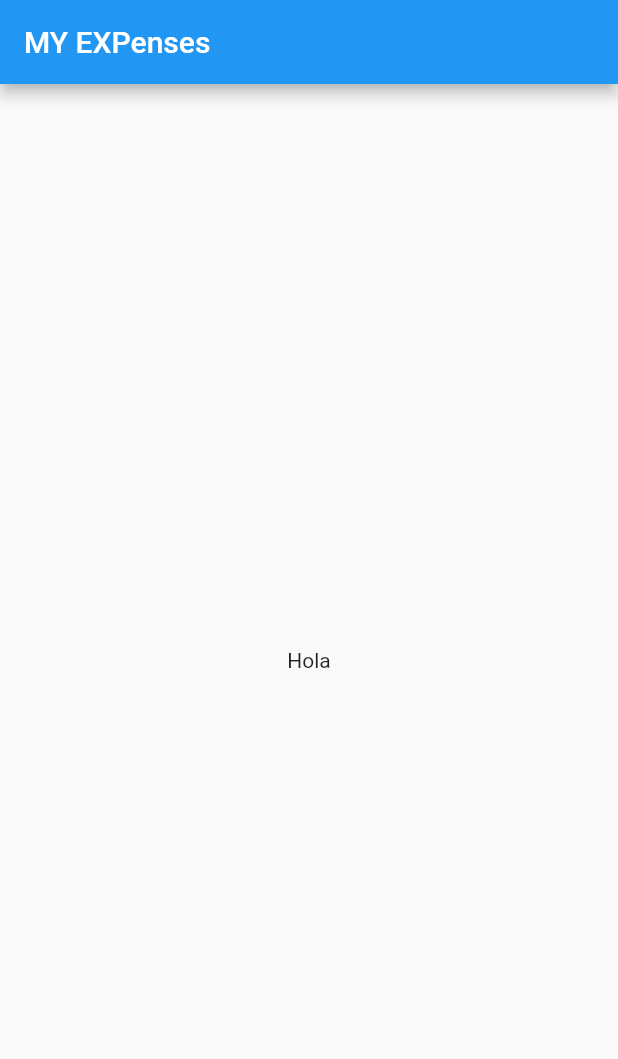
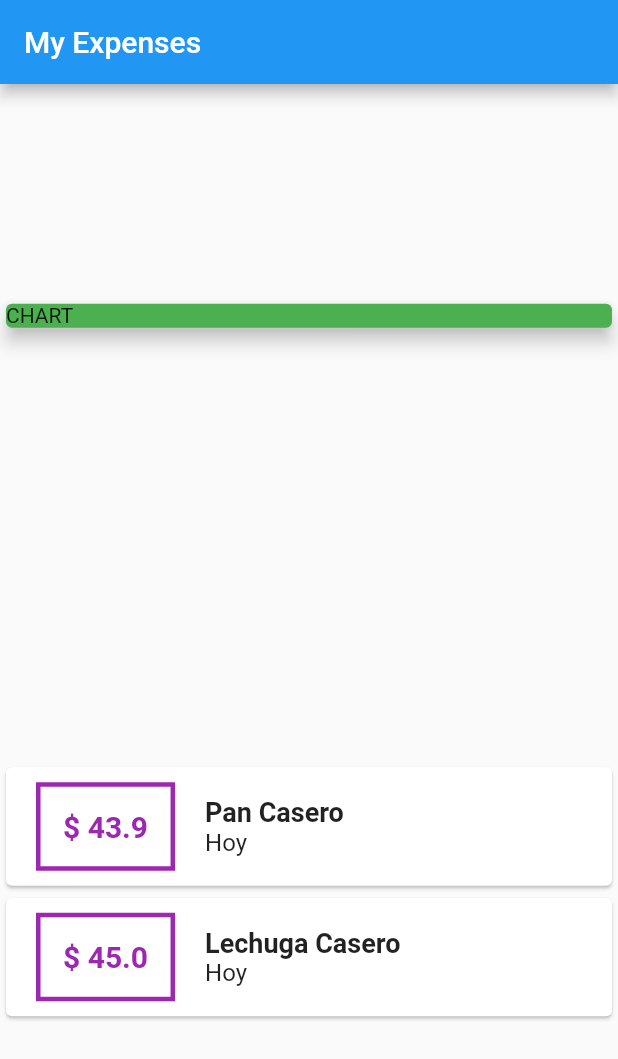
Before and after one commit to nachokhan/my_expenses, a Flutter app: the screen it shows after launch, on a phone screen of 412 x 824 dp. Shown: the top 1059 px of the screen. Run offline on Flutter 3.47's test engine with Material 2 defaults, Android fonts, the phone set to English and light mode, and no system bars.

Commit message:
Added Class WTransaction to show a transaction

```diff
--- a/lib/main.dart
+++ b/lib/main.dart
@@ -1,4 +1,6 @@
 import 'package:flutter/material.dart';
+import './wtransaction.dart';
+import './transaction.dart';
 
 void main() => runApp(MyApp());
 
@@ -12,21 +14,58 @@ class MyApp extends StatelessWidget {
   }
 }
 
-class MyHomePage extends StatefulWidget {
-  @override
-  _MyHomePageState createState() => _MyHomePageState();
-}
+class MyHomePage extends StatelessWidget {
+  final List<Transaction> transactions = [
+    Transaction(
+      amount: 43.90,
+      date: DateTime.now(),
+      id: "1",
+      title: "Pan Casero",
+    ),
+    Transaction(
+      amount: 45,
+      date: DateTime.now(),
+      id: "2",
+      title: "Lechuga Casero",
+    )
+  ];
 
-class _MyHomePageState extends State<MyHomePage> {
   @override
   Widget build(BuildContext context) {
     return Scaffold(
       appBar: AppBar(
-        title: Text("MY EXPenses"),
+        title: Text("My Expenses"),
       ),
-      body: Center(
-        child: Text("Hola"),
+      body: Column(
+        mainAxisAlignment: MainAxisAlignment.spaceAround,
+        crossAxisAlignment: CrossAxisAlignment.center,
+        children: <Widget>[
+          Container(
+            width: double.infinity,
+            child: Card(
+              color: Colors.green,
+              child: Text("CHART"),
+              elevation: 5,
+            ),
+          ),
+          Column(
+            children: <Widget>[
+              ...getTransactions(),
+            ],
+          ),
+        ],
       ),
     );
   }
+
+  getTransactions() {
+    var list = transactions.map((tx) {
+      return WTransaction(
+        amount: tx.amount.toString(),
+        date: "Hoy",
+        title: tx.title,
+      );
+    }).toList();
+    return list;
+  }
 }
--- /dev/null
+++ b/lib/wtransaction.dart
@@ -0,0 +1,89 @@
+import 'package:flutter/material.dart';
+
+class WTransaction extends StatelessWidget {
+  final String title;
+  final String amount;
+  final String date;
+
+  WTransaction({
+    @required this.amount,
+    @required this.date,
+    @required this.title,
+  });
+
+  @override
+  Widget build(BuildContext context) {
+    return Card(
+      child: Row(
+        mainAxisAlignment: MainAxisAlignment.start,
+        children: <Widget>[
+          WAmount("\$ $amount"),
+          WTitleDate(title, date),
+        ],
+      ),
+    );
+  }
+}
+
+class WTitleDate extends StatelessWidget {
+  final String title, date;
+
+  WTitleDate(this.title, this.date);
+
+  @override
+  Widget build(BuildContext context) {
+    return Container(
+      child: Column(
+        crossAxisAlignment: CrossAxisAlignment.start,
+        children: <Widget>[
+          Text(
+            title,
+            style: TextStyle(
+              fontWeight: FontWeight.bold,
+              fontSize: 18,
+            ),
+          ),
+          Text(
+            date,
+            style: TextStyle(
+              fontSize: 16,
+            ),
+          ),
+        ],
+      ),
+    );
+  }
+}
+
+class WAmount extends StatelessWidget {
+  final String amount;
+
+  WAmount(this.amount);
+
+  @override
+  Widget build(BuildContext context) {
+    return Container(
+      padding: EdgeInsets.all(15),
+      margin: EdgeInsets.symmetric(
+        horizontal: 20,
+        vertical: 10,
+      ),
+      decoration: BoxDecoration(
+        border: Border.all(
+          color: Colors.purple,
+          width: 3,
+          style: BorderStyle.solid,
+        ),
+      ),
+      child: Text(
+        amount,
+        style: TextStyle(
+          fontWeight: FontWeight.bold,
+          fontSize: 20,
+          color: Colors.purple,
+        ),
+        // textAlign: TextAlign.center,
+      ),
+    );
+  }
+}
```
